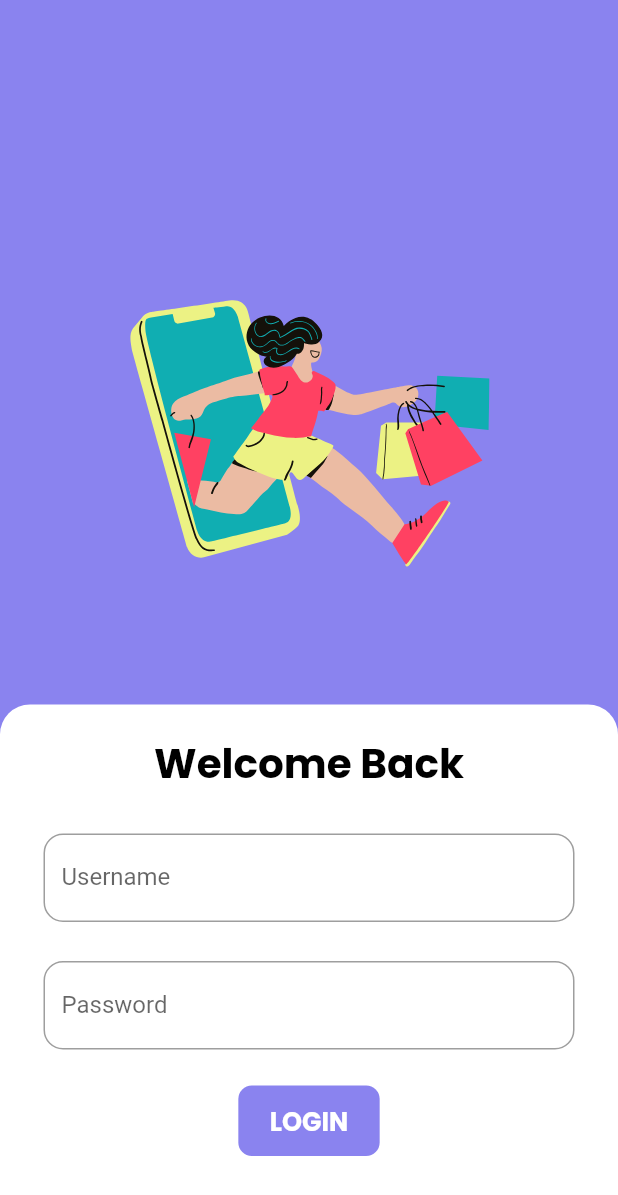
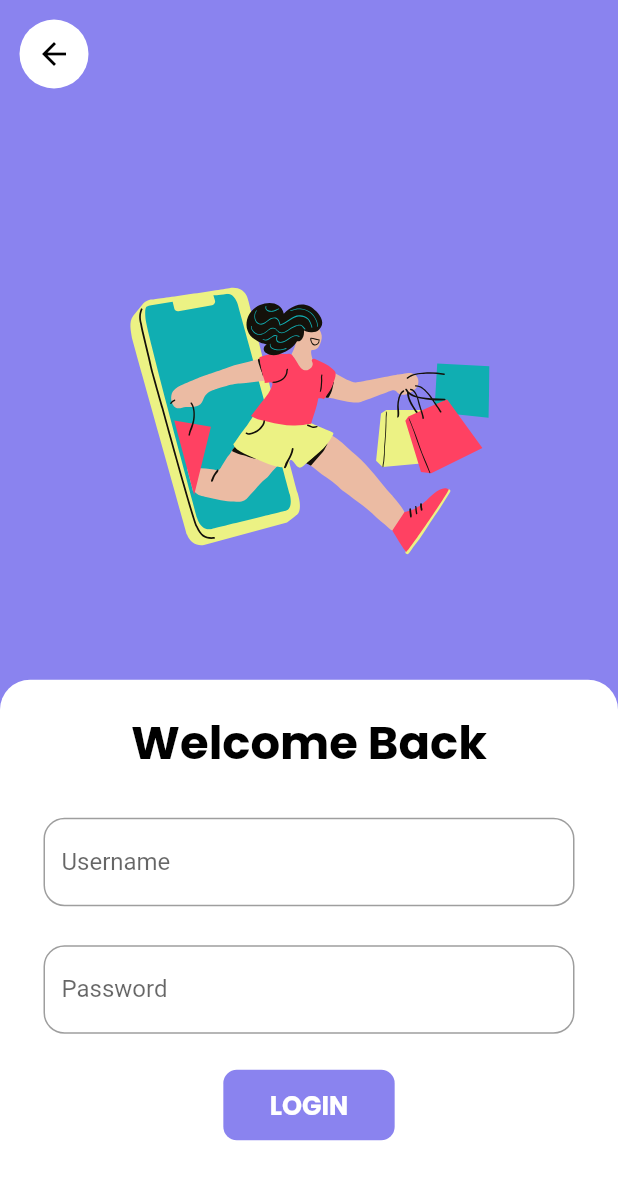
Before and after one commit to Tsabitah07/ecommerce_app, a Flutter app: the screen it shows after launch, on a phone screen of 412 x 824 dp. Shown: the top 1195 px of the screen. Run offline on Flutter 3.47's test engine with Material 2 defaults, Android fonts, the phone set to English and light mode, and no system bars; our stand-ins replace flutter_svg, get, google_fonts; project files that could hold a hidden picture were left out.

Commit message:
style [IT] login-page

```diff
--- a/lib/themes/theme.dart
+++ b/lib/themes/theme.dart
@@ -6,6 +6,7 @@ import 'package:google_fonts/google_fonts.dart';
 const primaryColor = Color(0xff8A83EF);
 const primaryText = Colors.white;
 const secondaryColor = Color(0xff2A2A2A);
+const commonText = Colors.black;
 const linear1 = Color(0xffE7B0B8);
 const linear2 = Color(0xffBFD9CE);
 
@@ -46,8 +47,8 @@ TextStyle Paragraph({required final color}) {
 
 TextStyle loginRegisterHeader = GoogleFonts.poppins(
   textStyle: TextStyle(
-      color: Colors.black,
-      fontSize: 27,
+      color: commonText,
+      fontSize: 31,
       fontWeight: FontWeight.bold
   ),
 );
--- a/lib/view/LoginPage.dart
+++ b/lib/view/LoginPage.dart
@@ -1,5 +1,5 @@
 import 'package:ecommerce_app/themes/theme.dart';
-import 'package:ecommerce_app/widget/button.dart';
+import 'package:ecommerce_app/widget/navigationButton.dart';
 import 'package:ecommerce_app/widget/textInput.dart';
 import 'package:flutter/material.dart';
 import 'package:flutter_svg/svg.dart';
@@ -19,14 +19,31 @@ class LoginPage extends StatelessWidget {
                 child: SvgPicture.asset(
                   'assets/images/Reg.svg',
                   width: MediaQuery.of(context).size.width,
-                  height: MediaQuery.of(context).size.height * .7,
+                  height: MediaQuery.of(context).size.height * .68,
                 ),
               ),
             ),
             Align(
+              alignment: Alignment.topLeft,
+              child: InkWell(
+                  child: Container(
+                    margin: EdgeInsets.all(13),
+                    padding: EdgeInsets.all(11),
+                    decoration: BoxDecoration(
+                        color: primaryText,
+                        shape: BoxShape.circle
+                    ),
+                    child: Icon(
+                      Icons.arrow_back,
+                      color: commonText,
+                    ),
+                  ),
+              )
+            ),
+            Align(
               alignment: Alignment.bottomCenter,
                 child: Container(
-                  height: MediaQuery.of(context).size.height * .43,
+                  height: MediaQuery.of(context).size.height * .45,
                   width: MediaQuery.of(context).size.width,
                     decoration: BoxDecoration(
                         color: primaryText,
--- a/lib/widget/button.dart
+++ b/lib/widget/navigationButton.dart
@@ -4,7 +4,7 @@ import 'package:google_fonts/google_fonts.dart';
 
 Widget button (/*navigator, */buttonText){
   return Container(
-    padding: EdgeInsets.symmetric(vertical: 11, horizontal: 21),
+    padding: EdgeInsets.symmetric(vertical: 11, horizontal: 31),
     margin: EdgeInsets.symmetric(vertical: 11, horizontal: 24),
     decoration: BoxDecoration(
       borderRadius: BorderRadius.circular(9),
--- a/lib/widget/textInput.dart
+++ b/lib/widget/textInput.dart
@@ -11,7 +11,7 @@ Widget inputValue(
       obscuringCharacter: "*",
       decoration: InputDecoration(
         border: OutlineInputBorder(
-          borderRadius: BorderRadius.circular(13)
+          borderRadius: BorderRadius.circular(14)
         ),
         labelText: label,
       ),
```
